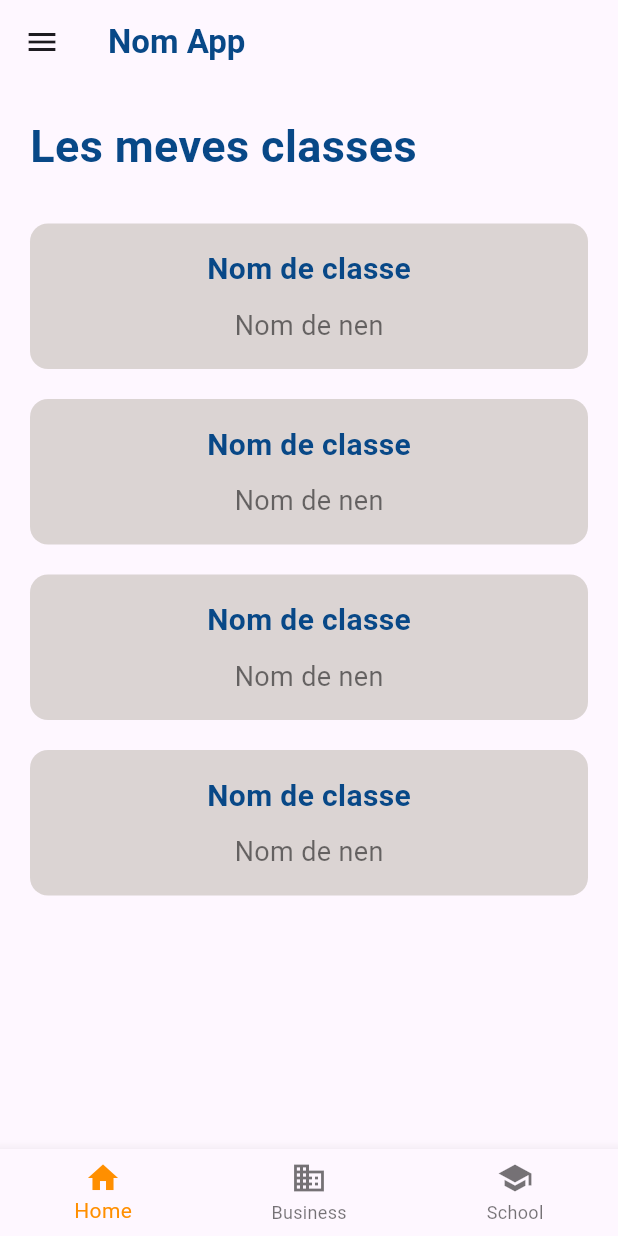
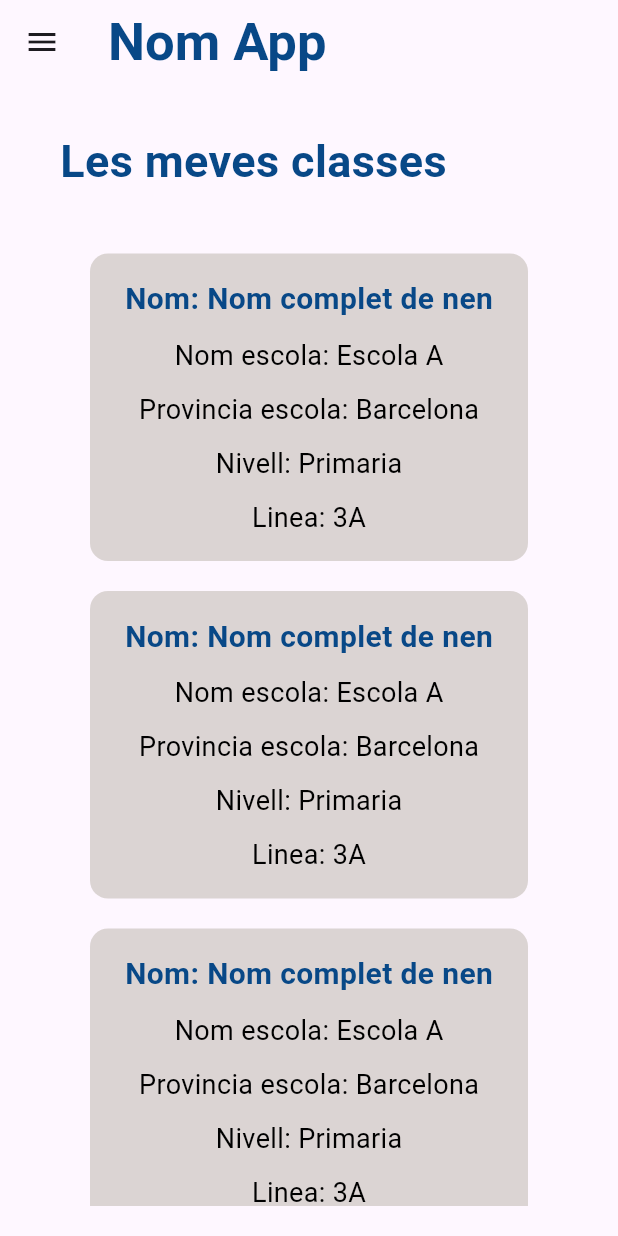
Before and after one commit to SW1073/Bits2024, a Flutter app: the screen it shows after launch, on a phone screen of 412 x 824 dp. Run offline on Flutter 3.47's test engine with Material 3 defaults, Android fonts, the phone set to English and light mode, and no system bars.

Commit message:
nasty pero la transicio de les pagines funcionen

```diff
--- a/front/src/lib/main.dart
+++ b/front/src/lib/main.dart
@@ -6,25 +6,25 @@
 import 'package:src/presentacio/widgets/menuInferior.dart';
 
 void main() {
-  final controladorPresentacion = ControladorPresentacion();
+  final controladorPresentacio = ControladorPresentacio();
 
-  runApp(MyApp(controladorPresentacion: controladorPresentacion));
+  runApp(MyApp(controladorPresentacio: controladorPresentacio));
 }
 
 class MyApp extends StatefulWidget {
-  final ControladorPresentacion controladorPresentacion;
+  final ControladorPresentacio controladorPresentacio;
 
-  MyApp({Key? key, required this.controladorPresentacion}) : super(key: key);
+  MyApp({Key? key, required this.controladorPresentacio}) : super(key: key);
 
   @override
-  _MyAppState createState() => _MyAppState(controladorPresentacion);
+  _MyAppState createState() => _MyAppState(controladorPresentacio);
 }
 
 class _MyAppState extends State<MyApp> {
-  late ControladorPresentacion _controladorPresentacion;
+  late ControladorPresentacio _controladorPresentacio;
 
-  _MyAppState(ControladorPresentacion controladorPresentacion) {
-    _controladorPresentacion = controladorPresentacion;
+  _MyAppState(ControladorPresentacio controladorPresentacio) {
+    _controladorPresentacio = controladorPresentacio;
   }
 
   @override
@@ -38,30 +38,7 @@
       debugShowCheckedModeBanner: false,
       theme: ThemeData(),
       home: Scaffold(
-        appBar: AppBar(
-          title: const Text(
-            'Nom App',
-            style: TextStyle(
-              color: Color.fromRGBO(8, 72, 135, 1),
-              fontWeight: FontWeight.bold,
-            ),
-          ),
-          leading: Builder(
-            builder: (context) {
-              return IconButton(
-                icon: const Icon(Icons.menu),
-                onPressed: () {
-                  Scaffold.of(context).openDrawer();
-                },
-              );
-            },
-          ),
-        ),
-        body: MevesClasses(controladorPresentacion: _controladorPresentacion),
-        drawer: Drawer(
-          child: MenuEsquerre(),
-        ),
-        bottomNavigationBar: MenuInferior(),
+        body: MevesClasses(controladorPresentacio: _controladorPresentacio),
       ),
     );
   }
--- a/front/src/lib/presentacio/home.dart
+++ b/front/src/lib/presentacio/home.dart
@@ -2,18 +2,18 @@ import 'package:flutter/material.dart';
 import 'package:src/presentacio/controladorPresentacio.dart';
 
 class Home extends StatefulWidget {
-  final ControladorPresentacion controladorPresentacion;
-  const Home({Key? key, required this.controladorPresentacion});
+  final ControladorPresentacio controladorPresentacio;
+  const Home({Key? key, required this.controladorPresentacio});
 
   @override
-  State<Home> createState() => _Home(controladorPresentacion);
+  State<Home> createState() => _Home(controladorPresentacio);
 }
 
 class _Home extends State<Home> {
-  late ControladorPresentacion _controladorPresentacion;
+  late ControladorPresentacio _controladorPresentacio;
 
-  _Home(ControladorPresentacion controladorPresentacion) {
-    _controladorPresentacion = controladorPresentacion;
+  _Home(ControladorPresentacio controladorPresentacio) {
+    _controladorPresentacio = controladorPresentacio;
   }
 
   @override
--- a/front/src/lib/presentacio/screens/mevesClasses.dart
+++ b/front/src/lib/presentacio/screens/mevesClasses.dart
@@ -1,30 +1,27 @@
 import 'package:flutter/material.dart';
 import 'package:src/presentacio/controladorPresentacio.dart';
+import 'package:src/presentacio/widgets/menuEsquerre.dart';
 
 class MevesClasses extends StatefulWidget {
-  final ControladorPresentacion controladorPresentacion;
+  final ControladorPresentacio controladorPresentacio;
 
-  const MevesClasses({Key? key, required this.controladorPresentacion})
+  const MevesClasses({Key? key, required this.controladorPresentacio})
       : super(key: key);
 
   @override
-  State<MevesClasses> createState() => _MevesClasses(controladorPresentacion);
+  State<MevesClasses> createState() => _MevesClasses(controladorPresentacio);
 }
 
 class _MevesClasses extends State<MevesClasses> {
-  late ControladorPresentacion _controladorPresentacion;
+  late ControladorPresentacio _controladorPresentacio;
 
-  _MevesClasses(ControladorPresentacion controladorPresentacion) {
-    _controladorPresentacion = controladorPresentacion;
+  _MevesClasses(ControladorPresentacio controladorPresentacio) {
+    _controladorPresentacio = controladorPresentacio;
   }
 
   @override
   void initState() {
     super.initState();
-  }
-
-  void _a() {
-    print('a');
   }
 
   // blau fosc -> Color.fromRGBO(8, 72, 135, 1)
@@ -35,18 +32,46 @@ class _MevesClasses extends State<MevesClasses> {
   @override
   Widget build(BuildContext context) {
     return Scaffold(
+      appBar: AppBar(
+        title: Padding(
+          padding: EdgeInsets.only(top: 20, bottom: 20),
+          child: const Text(
+            'Nom App',
+            style: TextStyle(
+              color: Color.fromRGBO(8, 72, 135, 1),
+              fontWeight: FontWeight.bold,
+              fontSize: 35,
+            ),
+          ),
+        ),
+        leading: Builder(
+          builder: (context) {
+            return IconButton(
+              icon: const Icon(Icons.menu),
+              onPressed: () {
+                Scaffold.of(context).openDrawer();
+              },
+            );
+          },
+        ),
+      ),
       body: Padding(
         padding: const EdgeInsets.all(20.0),
         child: Column(
           crossAxisAlignment: CrossAxisAlignment.start,
           children: [
-            // Title widget
-            Text(
-              'Les meves classes',
-              style: TextStyle(
-                fontSize: 30,
-                fontWeight: FontWeight.bold,
-                color: Color.fromRGBO(8, 72, 135, 1),
+            Container(
+              margin: const EdgeInsets.symmetric(
+                vertical: 10,
+                horizontal: 20,
+              ),
+              child: Text(
+                'Les meves classes',
+                style: TextStyle(
+                  fontSize: 30,
+                  fontWeight: FontWeight.bold,
+                  color: Color.fromRGBO(8, 72, 135, 1),
+                ),
               ),
             ),
             const SizedBox(height: 20),
@@ -56,10 +81,14 @@ class _MevesClasses extends State<MevesClasses> {
                 itemBuilder: (context, index) {
                   return GestureDetector(
                     onTap: () {
+                      _controladorPresentacio.mostraAula(context);
                       print("Tapped on class $index");
                     },
                     child: Container(
-                      margin: const EdgeInsets.symmetric(vertical: 10),
+                      margin: const EdgeInsets.symmetric(
+                        vertical: 10,
+                        horizontal: 40,
+                      ),
                       padding: const EdgeInsets.all(16.0),
                       decoration: BoxDecoration(
                         color: Color.fromRGBO(219, 212, 211, 1),
@@ -69,7 +98,7 @@ class _MevesClasses extends State<MevesClasses> {
                         mainAxisSize: MainAxisSize.min,
                         children: [
                           Text(
-                            'Nom de classe',
+                            'Nom: Nom complet de nen',
                             style: TextStyle(
                               fontSize: 20,
                               fontWeight: FontWeight.bold,
@@ -78,10 +107,34 @@ class _MevesClasses extends State<MevesClasses> {
                           ),
                           const SizedBox(height: 10),
                           Text(
-                            'Nom de nen',
+                            'Nom escola: Escola A',
                             style: TextStyle(
                               fontSize: 18,
-                              color: Colors.black54,
+                              color: Colors.black,
+                            ),
+                          ),
+                          const SizedBox(height: 10),
+                          Text(
+                            'Provincia escola: Barcelona',
+                            style: TextStyle(
+                              fontSize: 18,
+                              color: Colors.black,
+                            ),
+                          ),
+                          const SizedBox(height: 10),
+                          Text(
+                            'Nivell: Primaria',
+                            style: TextStyle(
+                              fontSize: 18,
+                              color: Colors.black,
+                            ),
+                          ),
+                          const SizedBox(height: 10),
+                          Text(
+                            'Linea: 3A',
+                            style: TextStyle(
+                              fontSize: 18,
+                              color: Colors.black,
                             ),
                           ),
                         ],
@@ -94,6 +147,9 @@ class _MevesClasses extends State<MevesClasses> {
           ],
         ),
       ),
+      drawer: Drawer(
+        child: MenuEsquerre(),
+      ),
     );
   }
 }
```
Also changed, not shown: front/src/lib/presentacio/controladorPresentacio.dart (+25 -1 lines), front/src/lib/presentacio/screens/aula.dart (added, +111 -0 lines).
